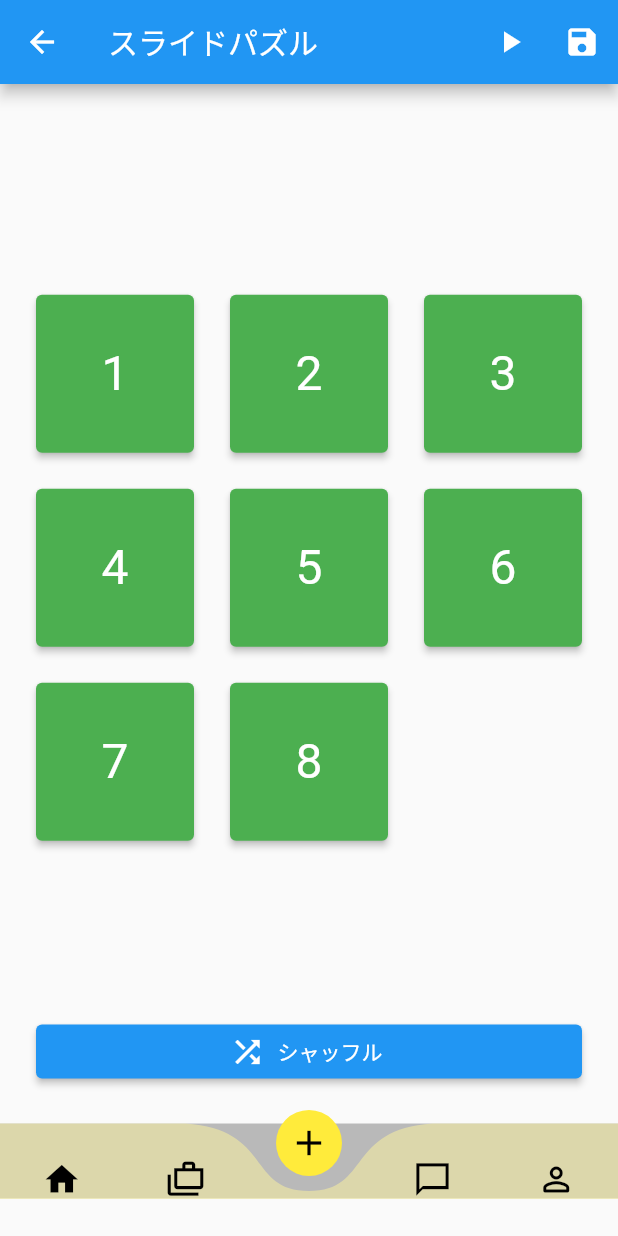
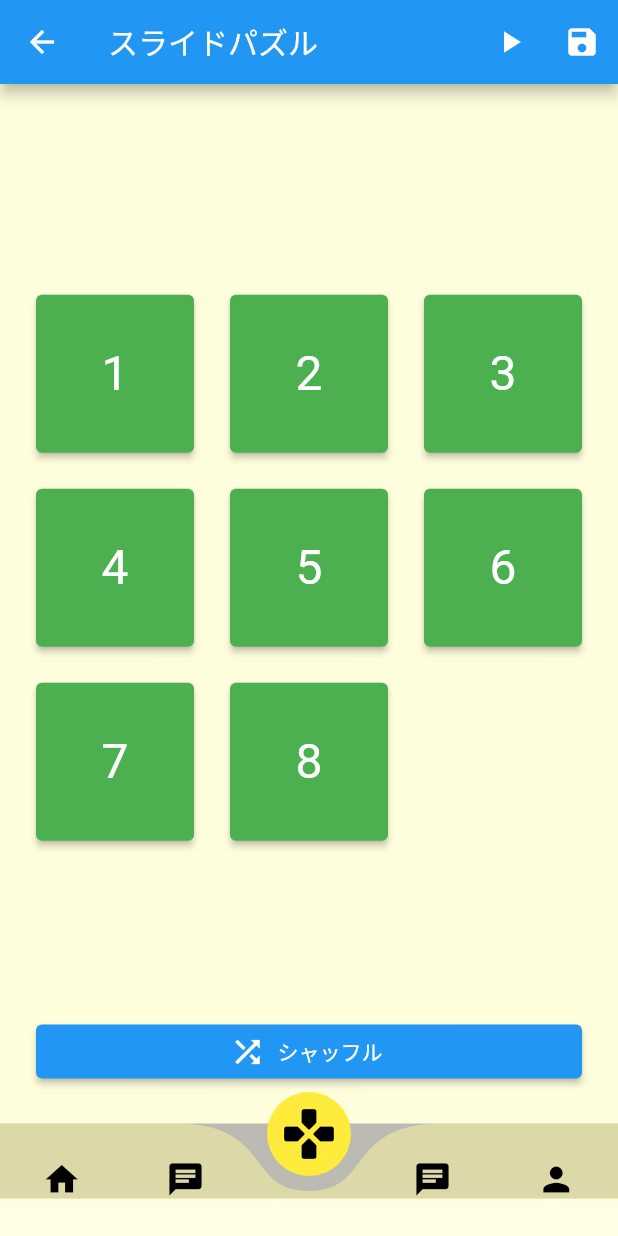
Before and after one commit to kayeungadrian-tam/The-Banana-Room, a Flutter app: the UserHome screen opened directly, on a phone screen of 412 x 824 dp. Run offline on Flutter 3.47's test engine with Material 2 defaults, Android fonts, the phone set to English and light mode, and no system bars; drawn by our look-alikes of curved_navigation_bar; our stand-ins replace cloud_firestore, firebase_auth, firebase_core, firebase_database, google_fonts, google_sign_in and 4 more; accounts and stored records are empty; network calls fail.

Commit message:
🚀 update: layout and color

```diff
--- a/the_app/lib/Home.dart
+++ b/the_app/lib/Home.dart
@@ -1,7 +1,10 @@
 import 'package:flutter/material.dart';
 import 'package:lottie/lottie.dart';
+import 'package:the_app/pages/profile_page.dart';
 import 'package:the_app/screens/icon_page.dart';
+import 'package:the_app/screens/login.dart';
 import 'package:the_app/src/DataBaseTester.dart';
+import 'package:the_app/src/GoogleLogin.dart';
 import 'package:the_app/src/core/constants/lotties.dart';
 import 'package:curved_navigation_bar/curved_navigation_bar.dart';
 import 'package:the_app/sandbox/puzzle_page.dart';
@@ -53,10 +56,10 @@ class _UserHomeState extends State<UserHome> with TickerProviderStateMixin {
 
   @override
   void dispose() {
-    super.dispose();
     idleAnimation.dispose();
     onSelectedAnimation.dispose();
     onChangedAnimation.dispose();
+    super.dispose();
   }
 
   @override
@@ -64,12 +67,23 @@ class _UserHomeState extends State<UserHome> with TickerProviderStateMixin {
     final _kTabPages = <Widget>[
       // const Center(child: Icon(Icons.cloud, size: 64.0, color: Colors.teal)),
       PuzzlePage(),
-      // const Center(child: Icon(Icons.alarm, size: 64.0, color: Colors.cyan)),
-      RealtimeDatabase(),
+      const Center(child: Icon(Icons.alarm, size: 64.0, color: Colors.cyan)),
       // const Center(child: Icon(Icons.alarm, size: 64.0, color: Colors.yellow)),
       AppPage(),
-      const Center(child: Icon(Icons.alarm, size: 64.0, color: Colors.red)),
-      const Center(child: Icon(Icons.forum, size: 64.0, color: Colors.blue)),
+      RealtimeDatabase(),
+      // const Center(child: Icon(Icons.alarm, size: 64.0, color: Colors.red)),
+
+      ProfilePage(),
+      // // Center(
+      // //   // mainAxisAlignment: MainAxisAlignment.center,
+      // //   child: Column(
+      // //     // mainAxisAlignment: MainAxisAlignment.center,
+      // //     children: [
+      // //       Icon(Icons.forum, size: 64.0, color: Colors.blue),
+      // //       GoogleLoginButtton()
+      // //     ],
+      // //   ),
+      // ),
     ];
     var _kBottmonNavBarItems = <BottomNavigationBarItem>[
       BottomNavigationBarItem(
@@ -168,18 +182,23 @@ class _UserHomeState extends State<UserHome> with TickerProviderStateMixin {
               height: 50,
               items: <Widget>[
                 Icon(Icons.home, size: 26, color: Colors.black),
-                Icon(Icons.cases_outlined, size: 26, color: Colors.black),
-                Icon(Icons.add_outlined, size: 28, color: Colors.black),
-                Icon(Icons.chat_bubble_outline_sharp,
-                    size: 26, color: Colors.black),
-                Icon(Icons.person_outline_rounded,
-                    size: 26, color: Colors.black),
+                Icon(Icons.chat, size: 26, color: Colors.black),
+                Icon(Icons.gamepad_rounded, size: 40, color: Colors.black),
+                Icon(Icons.chat, size: 26, color: Colors.black),
+                Icon(Icons.person, size: 26, color: Colors.black),
               ],
               animationDuration: Duration(microseconds: 200),
               index: 2,
               animationCurve: Curves.bounceInOut,
-              onTap: (int index) {
+              onTap: (int index) async {
                 // debugPrint("Current Index is $index");
+                if (index == 5) {
+                  await Navigator.of(context).push(
+                    MaterialPageRoute(
+                        // builder: (contex) => HomeScreen(),
+                        builder: ((context) => LoginScreen())),
+                  );
+                } else {}
                 _onItemTapped(index);
               },
             )));
--- a/the_app/lib/main.dart
+++ b/the_app/lib/main.dart
@@ -40,6 +40,8 @@ class MyApp extends StatelessWidget {
     return MaterialApp(
         title: 'Flutter Demo',
         // theme: _lightTheme,
+        theme: ThemeData(
+            scaffoldBackgroundColor: Color.fromARGB(175, 255, 254, 216)),
         // home: const MyHomePage(title: 'The Banana Game'),
 
         // home: const IndexPageState());
--- a/the_app/lib/screens/register.dart
+++ b/the_app/lib/screens/register.dart
@@ -134,7 +134,8 @@ class _SignupScreenState extends State<SignupScreen> {
                                     User? user = result.user;
                                     final tmpUser = _auth.currentUser!;
                                     tmpUser.updateDisplayName(name);
-
+                                    tmpUser.updatePhotoURL(
+                                        "https://99px.ru/sstorage/1/2018/09/image_11109180142213605071.png");
                                     ScaffoldMessenger.of(context).showSnackBar(
                                       SnackBar(
                                         backgroundColor: Colors.blueGrey,
--- a/the_app/pubspec.yaml
+++ b/the_app/pubspec.yaml
@@ -39,7 +39,7 @@ dependencies:
   firebase_analytics_platform_interface: ^3.1.10
   firebase_analytics_web: ^0.4.0+17
   firebase_auth: ^3.0.1
-
+  firebase_storage: "^10.0.2"
   cloud_firestore: ^3.1.13
   cloud_firestore_web: ^2.6.13
 
@@ -57,6 +57,7 @@ dependencies:
   flutter_chat_ui: ^1.2.0 # 追記（チャット）
   firebase_database: ^9.0.19
   universal_io: ^1.0.1
+  google_sign_in: ^5.0.5
 
 dev_dependencies:
   flutter_test:
```
Also changed, not shown: the_app/lib/src/GoogleLogin.dart (added, +113 -0 lines).
